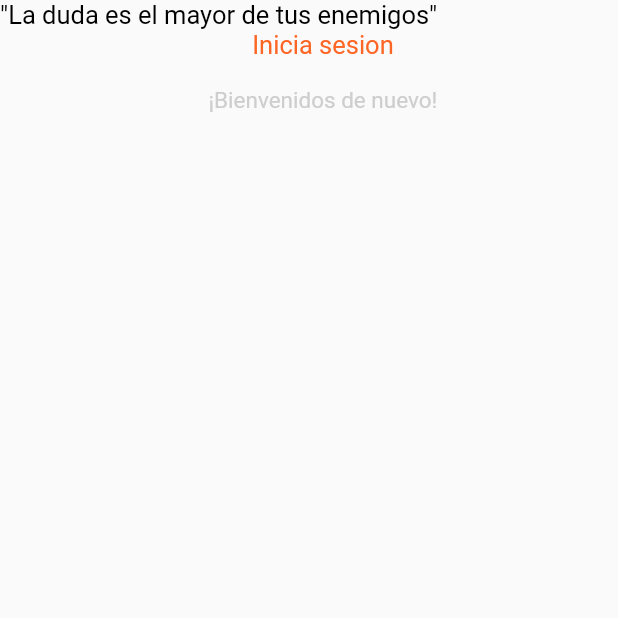
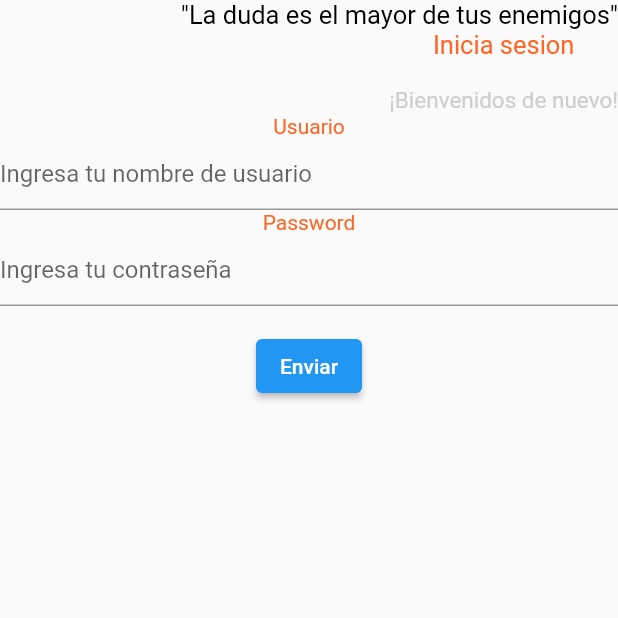
Before and after one commit to JosueNSoto/matematicas_para_primaria, a Flutter app: the screen it shows after launch, on a phone screen of 412 x 824 dp, the top half of it. Run offline on Flutter 3.47's test engine with Material 2 defaults, Android fonts, the phone set to English and light mode, and no system bars.

Commit message:
FormularioYBotón

```diff
--- a/lib/logIn.dart
+++ b/lib/logIn.dart
@@ -48,10 +48,66 @@ class logIn extends StatelessWidget {
       ),
     );
 
+    //Widget para usuario y contraseña josjos
+    final GlobalKey<FormState> _formKey = GlobalKey<FormState>();
+    final nameAndPass = Column(
+      children: <Widget>[
+        Text(
+          "Usuario",
+          style: TextStyle(
+            color: Color.fromRGBO(254, 102, 37, 1),
+          ),
+        ),
+        TextFormField(
+          decoration: const InputDecoration(
+            hintText: "Ingresa tu nombre de usuario",
+          ),
+          validator: (String? value) {
+            if (value == null || value.isEmpty) {
+              return 'Please enter some text';
+            }
+            return null;
+          },
+        ),
+        //https://api.flutter.dev/flutter/widgets/Form-class.html
+        Text(
+          "Password",
+          style: TextStyle(
+            color: Color.fromRGBO(254, 102, 37, 1),
+          ),
+        ),
+        TextFormField(
+          decoration: const InputDecoration(
+            hintText: "Ingresa tu contraseña",
+          ),
+          validator: (String? value) {
+            if (value == null || value.isEmpty) {
+              return 'Please enter some text';
+            }
+            return null;
+          },
+        ),
+        Padding(
+          padding: const EdgeInsets.symmetric(vertical: 16.0),
+          child: ElevatedButton(
+            onPressed: () {
+              // Validate will return true if the form is valid, or false if
+              // the form is invalid.
+              if (_formKey.currentState!.validate()) {
+                // Process data.
+              }
+            },
+            child: const Text("Enviar"),
+          ),
+        ),
+      ],
+    );
+
     final contenidoLogIn =
         Column(crossAxisAlignment: CrossAxisAlignment.end, children: <Widget>[
       fraseLogIn,
       fraseWelcome,
+      nameAndPass,
     ]);
 
     return contenidoLogIn;
```
Also changed, not shown: lib/main.dart (+1 -97 lines).
